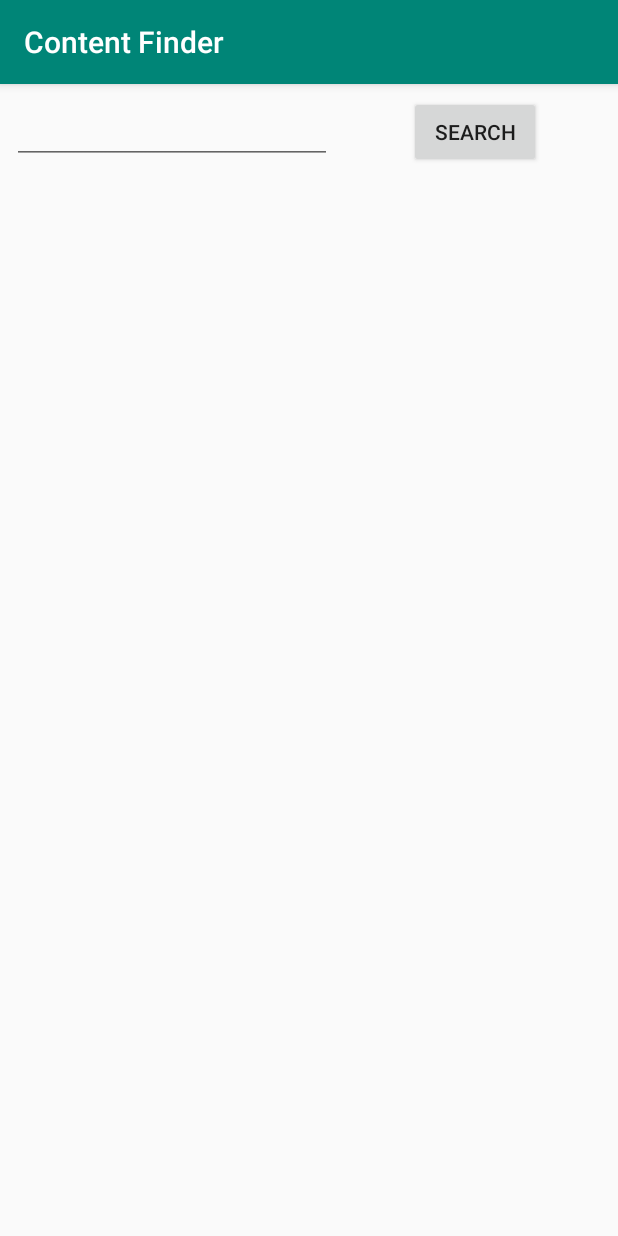
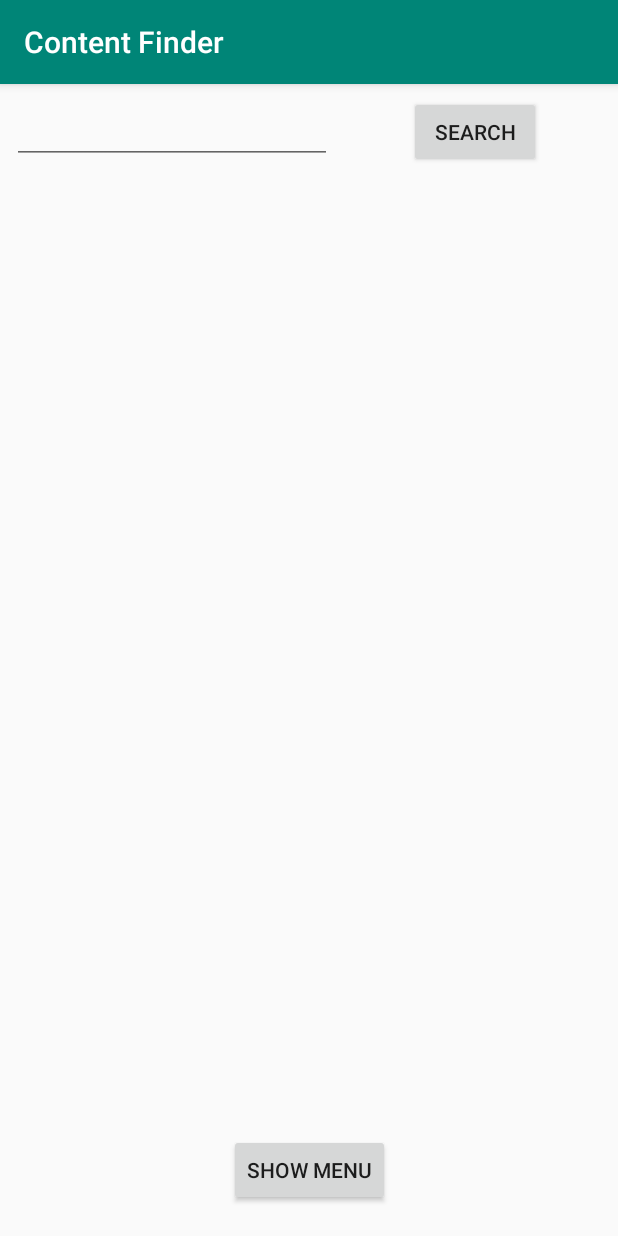
Before and after one commit to Fyrost/ContentFinder, an Android app: the screen it shows after launch (MainActivity), on a phone screen of 412 x 824 dp. Run offline under Robolectric (Android 15) with nearby library versions, the phone set to English and light mode, and no system bars.

Commit message:
[:lipstick:] added show menu button for testing purposes

```diff
--- a/workspace/app/src/main/res/layout/activity_main.xml
+++ b/workspace/app/src/main/res/layout/activity_main.xml
@@ -20,7 +20,8 @@
             android:layout_height="wrap_content"
             android:inputType="textPersonName"
             android:ems="10"
-            android:id="@+id/editText_search" android:layout_marginStart="8dp"
+            android:id="@+id/editText_search"
+            android:layout_marginStart="8dp"
             app:layout_constraintStart_toStartOf="parent" android:layout_marginTop="8dp"
             app:layout_constraintTop_toTopOf="parent"
     />
@@ -32,4 +33,14 @@
             android:layout_marginStart="8dp" app:layout_constraintEnd_toEndOf="parent" android:layout_marginEnd="8dp"
             android:layout_marginTop="8dp" app:layout_constraintTop_toTopOf="parent"
     />
+    <Button
+            android:text="Show Menu"
+            android:layout_width="wrap_content"
+            android:layout_height="wrap_content"
+            android:id="@+id/test_button_main" android:layout_marginBottom="8dp"
+            app:layout_constraintBottom_toBottomOf="parent" app:layout_constraintEnd_toEndOf="parent"
+            android:layout_marginEnd="8dp" android:layout_marginRight="8dp"
+            app:layout_constraintStart_toStartOf="parent" android:layout_marginLeft="8dp"
+            android:layout_marginStart="8dp" android:layout_marginTop="8dp"
+            app:layout_constraintTop_toBottomOf="@+id/recyclerView_main"/>
 </android.support.constraint.ConstraintLayout>
```
